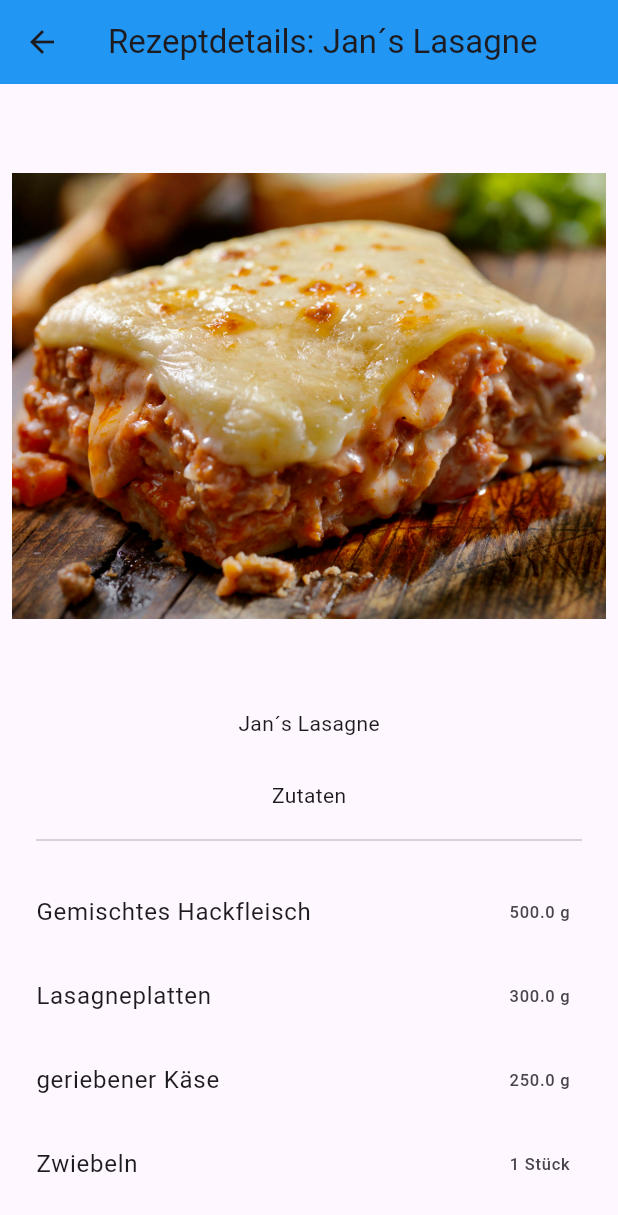
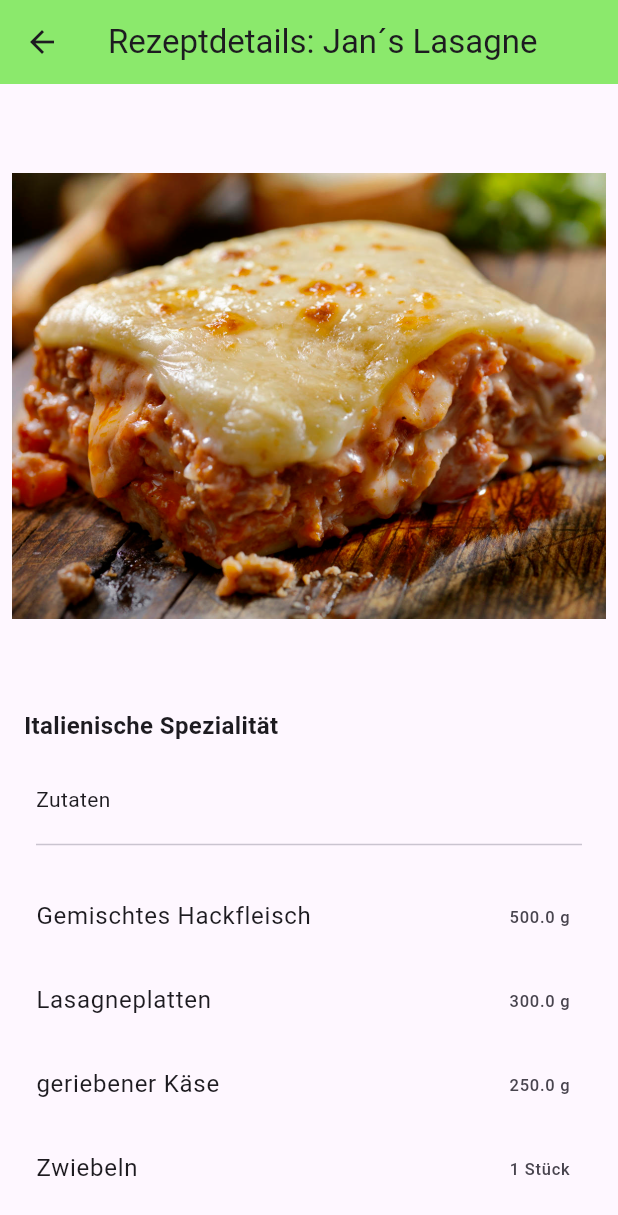
Before and after one commit to FerushT/flutter_bildergalerie_4_6_4, a Flutter app: the CardDetailScreen screen opened directly with sample values from the repository, on a phone screen of 412 x 824 dp. Shown: the top 1215 px of the screen. Run offline on Flutter 3.47's test engine with Material 3 defaults, Android fonts, the light colour scheme and no system bars.

Commit message:
changed FontWeight

```diff
--- a/lib/src/features/rezeptegallerie/presentation/card_detail_screen.dart
+++ b/lib/src/features/rezeptegallerie/presentation/card_detail_screen.dart
@@ -12,7 +12,7 @@
         title: Text(
           "Rezeptdetails: ${rezept.title}",
         ),
-        backgroundColor: Colors.blue,
+        backgroundColor: const Color.fromARGB(239, 131, 232, 98),
       ),
       body: SafeArea(
         child: SingleChildScrollView(
@@ -20,6 +20,8 @@
             padding: const EdgeInsets.all(8.0),
             child: Column(
               mainAxisAlignment: MainAxisAlignment.start,
+              crossAxisAlignment: CrossAxisAlignment
+                  .stretch, //mit dieser funktion wollte ich bewirken, dass das Bild über das gesamte Feld gestreckt wird. Leider geht das nicht.
               children: [
                 SizedBox(
                   height: 400,
@@ -30,7 +32,13 @@
                 ),
                 Padding(
                   padding: const EdgeInsets.all(8.0),
-                  child: Text(rezept.title),
+                  child: Text(
+                    rezept.subtitle,
+                    style: const TextStyle(
+                      fontSize: 16,
+                      fontWeight: FontWeight.bold,
+                    ),
+                  ),
                 ),
                 const SizedBox(
                   height: 20,
@@ -45,7 +53,7 @@
                   height: 40,
                 ),
                 ListView.builder(
-                  physics: NeverScrollableScrollPhysics(),
+                    physics: const NeverScrollableScrollPhysics(),
                     shrinkWrap: true,
                     itemCount: rezept.zutaten.length,
                     itemBuilder: (context, index) {
@@ -55,10 +63,11 @@
                         ),
                         trailing: Text(rezept.zutaten[index].gewicht != null
                             ? "${rezept.zutaten[index].gewicht.toString()} g"
-                          : "${rezept.zutaten[index].stueckzahl} Stück"),
+                            : rezept.zutaten[index].stueckzahl != null
+                                ? "${rezept.zutaten[index].stueckzahl} Stück"
+                                : "${rezept.zutaten[index].liter.toString()} Liter"),
                       );
-                  },
-                ),
+                    }),
               ],
             ),
           ),
```
Lines whose indentation alone changed are shown as unchanged.
